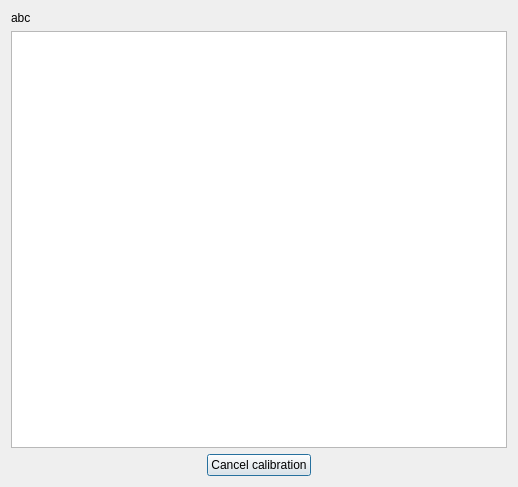
Before: the Qt Designer form stuff/calibration2.ui in pnegre/python-whiteboard, drawn with Qt 5.
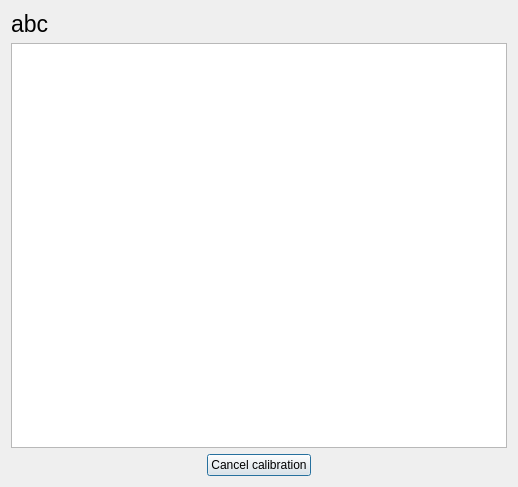
After: the same form once the commit is applied.

Commit message: Added text messages to calibration2

```diff
--- a/stuff/calibration2.ui
+++ b/stuff/calibration2.ui
@@ -18,6 +18,11 @@
     <layout class="QVBoxLayout" name="verticalLayout">
      <item>
       <widget class="QLabel" name="label">
+       <property name="font">
+        <font>
+         <pointsize>17</pointsize>
+        </font>
+       </property>
        <property name="text">
         <string>abc</string>
        </property>
```
The commit also changes 1 other file.
